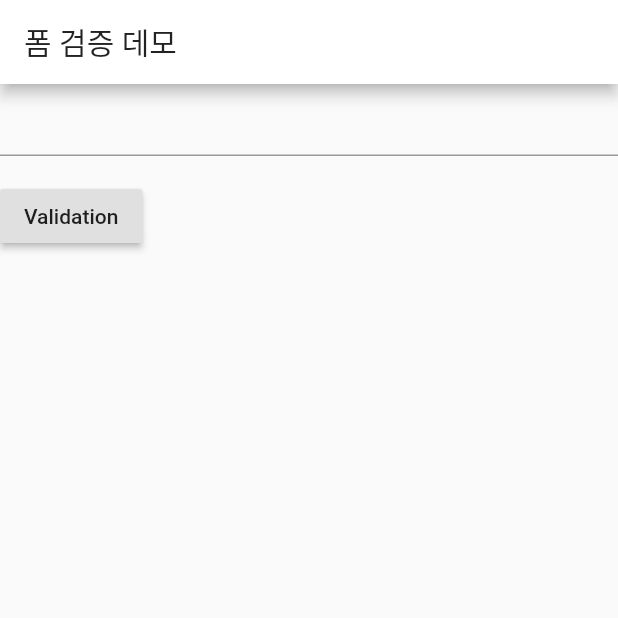
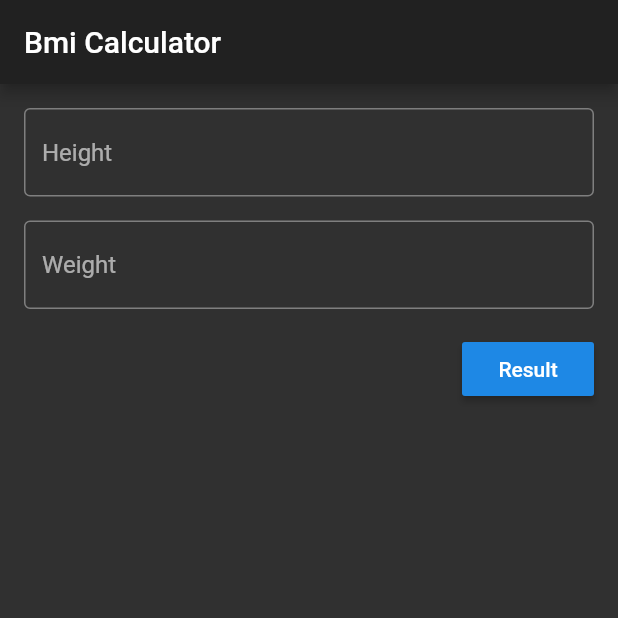
Before and after one commit to cckn/Learning-Flutter, a Flutter app: the screen it shows after launch, on a phone screen of 412 x 824 dp, the top half of it. Run offline on Flutter 3.47's test engine with Material 2 defaults, Android fonts, the phone set to English and light mode, and no system bars.

Commit message:
Practice - BMI Calculation Example - Validate Input Type

```diff
--- a/lib/main.dart
+++ b/lib/main.dart
@@ -1,4 +1,5 @@
 import 'package:flutter/material.dart';
+import 'dart:math';
 
 void main() => runApp(MyApp());
 
@@ -7,54 +8,167 @@ class MyApp extends StatelessWidget {
   Widget build(BuildContext context) {
     // TODO: implement build
     return MaterialApp(
-        title: "Flutter Demo",
-        theme: ThemeData(primaryColor: Colors.white),
-        home: Scaffold(
-          appBar: AppBar(
-            title: Text("폼 검증 데모"),
-          ),
-          body: MyCustomForm(),
-        ));
+        title: "Flutter Demo", theme: ThemeData.dark(), home: BmiMain());
   }
 }
 
-class MyCustomForm extends StatefulWidget {
+class BmiMain extends StatefulWidget {
   @override
-  _MyCustomFormState createState() => _MyCustomFormState();
+  _BmiMainState createState() => _BmiMainState();
 }
 
-class _MyCustomFormState extends State<MyCustomForm> {
+class _BmiMainState extends State<BmiMain> {
   final _formKey = GlobalKey<FormState>();
+  final _heightController = TextEditingController();
+  final _weightController = TextEditingController();
+
+  @override
+  void dispose() {
+    _heightController.dispose();
+    _weightController.dispose();
+    super.dispose();
+  }
 
   @override
   Widget build(BuildContext context) {
-    return Form(
+    return Scaffold(
+      appBar: AppBar(
+        title: Text("Bmi Calculator"),
+      ),
+      body: Container(
+        padding: const EdgeInsets.all(16),
+        child: Form(
             key: _formKey,
             child: Column(
-        crossAxisAlignment: CrossAxisAlignment.start,
               children: <Widget>[
                 TextFormField(
+                  decoration: InputDecoration(
+                    border: OutlineInputBorder(),
+                    hintText: "Height",
+                  ),
+                  controller: _heightController,
                   validator: (value) {
+                    value = value.trim();
                     if (value.isEmpty) {
-                return "Type Text Here";
+                      return "Type Your Height";
+                    } else if (num.tryParse(value) == null) {
+                      return "Type Number";
                     }
                     return null;
                   },
+                  keyboardType: TextInputType.number,
                 ),
-          Padding(
-            padding: const EdgeInsets.symmetric(vertical: 16.0),
+                SizedBox(
+                  height: 16,
+                ),
+                TextFormField(
+                  decoration: InputDecoration(
+                    border: OutlineInputBorder(),
+                    hintText: "Weight",
+                  ),
+                  controller: _weightController,
+                  validator: (value) {
+                    value = value.trim();
+                    if (value.isEmpty) {
+                      return "Type Your Weight";
+                    } else if (num.tryParse(value) == null) {
+                      return "Type Number";
+                    }
+                    return null;
+                  },
+                  keyboardType: TextInputType.number,
+                ),
+                Container(
+                  margin: const EdgeInsets.only(top: 16),
+                  alignment: Alignment.centerRight,
                   child: RaisedButton(
                     onPressed: () {
                       if (_formKey.currentState.validate()) {
-                  Scaffold.of(context)
-                      .showSnackBar(SnackBar(content: Text("Validation Done")));
+                        Navigator.push(
+                            context,
+                            MaterialPageRoute(
+                                builder: (context) => BmiResult(
+                                    double.parse(_heightController.text.trim()),
+                                    double.parse(
+                                        _weightController.text.trim()))));
                       }
                     },
-              child: Text("Validation"),
+                    child: Text("Result"),
                   ),
                 )
               ],
+            )),
       ),
     );
   }
 }
+
+class BmiResult extends StatelessWidget {
+  final double height;
+  final double weight;
+
+  BmiResult(this.height, this.weight);
+
+  @override
+  Widget build(BuildContext context) {
+    String _calcBmi(double bmi) {
+      String result = "저체중";
+      if (bmi >= 35) {
+        result = "고도 비만";
+      } else if (bmi >= 30) {
+        result = "2단계 비만";
+      } else if (bmi >= 25) {
+        result = "1단계 비만";
+      } else if (bmi >= 23) {
+        result = "과체중";
+      } else if (bmi >= 18.5) {
+        result = "정상";
+      }
+      return result;
+    }
+
+    Widget _buildIcon(double bmi) {
+      if (bmi >= 23) {
+        return Icon(
+          Icons.sentiment_very_dissatisfied,
+          color: Colors.red,
+          size: 100,
+        );
+      } else if (bmi >= 18.5) {
+        return Icon(
+          Icons.sentiment_satisfied,
+          color: Colors.green,
+          size: 100,
+        );
+      } else {
+        return Icon(
+          Icons.sentiment_dissatisfied,
+          color: Colors.orange,
+          size: 100,
+        );
+      }
+    }
+
+    final bmi = weight / (pow(height / 100, 2));
+    print("bmi : $bmi");
+    return Scaffold(
+      appBar: AppBar(
+        title: Text("비만도 계산기"),
+      ),
+      body: Center(
+        child: Column(
+            mainAxisAlignment: MainAxisAlignment.center,
+            children: <Widget>[
+              Text(
+                _calcBmi(bmi),
+                style: TextStyle(fontSize: 36),
+              ),
+              SizedBox(
+                height: 16,
+              ),
+              _buildIcon(bmi),
+            ]),
+      ),
+    );
+  }
+}
```
Lines whose indentation alone changed are shown as unchanged.
